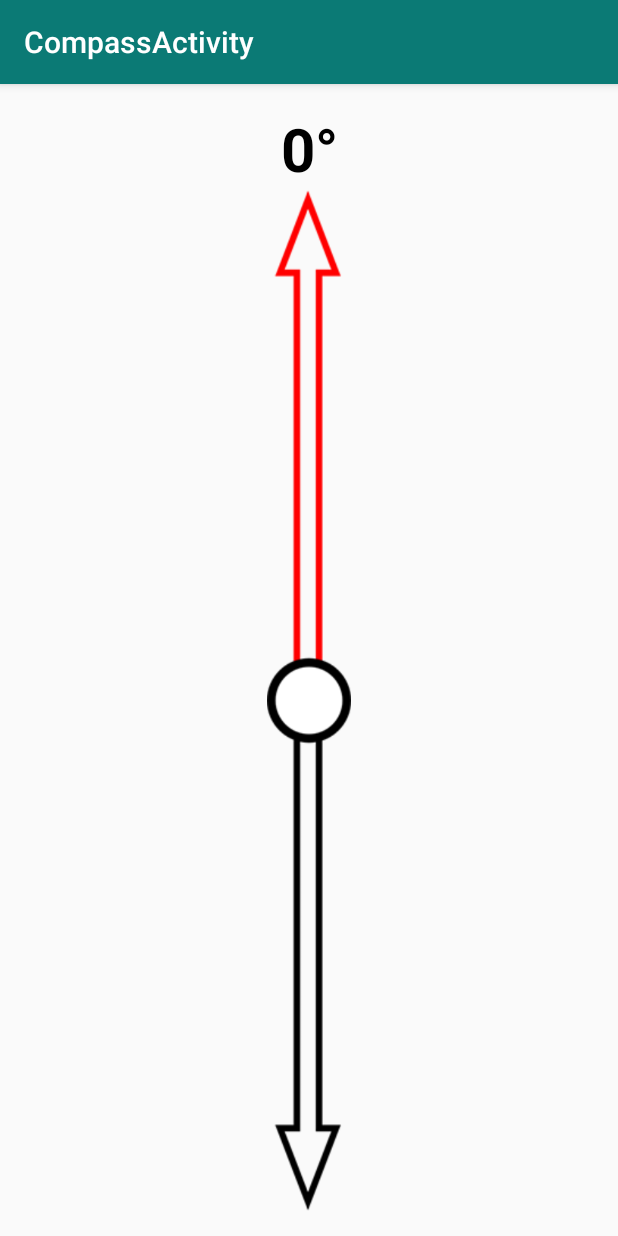
After one commit to Kaneda-prog/BrailleWheels, an Android app: the CompassActivity screen opened directly, with no data from a screen before it, on a phone screen of 412 x 824 dp. The commit adds this screen. Run offline under Robolectric (Android 15) with nearby library versions, the phone set to English and light mode, and no system bars.

Commit message:
lets do it

```diff
--- a/app/build.gradle
+++ b/app/build.gradle
@@ -29,6 +29,7 @@ dependencies {
     implementation fileTree(dir: 'libs', include: ['*.jar'])
     implementation 'androidx.appcompat:appcompat:1.0.2'
     implementation 'androidx.constraintlayout:constraintlayout:1.1.3'
+    implementation 'com.google.android.material:material:1.0.0'
     testImplementation 'junit:junit:4.12'
     androidTestImplementation 'androidx.test.ext:junit:1.1.0'
     androidTestImplementation 'androidx.test.espresso:espresso-core:3.1.1'
--- /dev/null
+++ b/app/src/main/java/com/example/myapplication/CompassActivity.java
@@ -0,0 +1,160 @@
+package com.example.myapplication;
+
+
+import android.content.Context;
+import android.content.DialogInterface;
+import android.hardware.Sensor;
+import android.hardware.SensorEvent;
+import android.hardware.SensorEventListener;
+import android.hardware.SensorManager;
+import android.os.Build;
+import android.os.Bundle;
+import android.os.VibrationEffect;
+import android.os.Vibrator;
+import android.widget.ImageView;
+import android.widget.TextView;
+
+import androidx.appcompat.app.AlertDialog;
+import androidx.appcompat.app.AppCompatActivity;
+
+public class CompassActivity extends AppCompatActivity implements SensorEventListener {
+
+    ImageView compass_img;
+    TextView txt_compass;
+    int mAzimuth;
+    private SensorManager mSensorManager;
+    private Sensor mRotationV, mAccelerometer, mMagnetometer;
+    boolean haveSensor = false, haveSensor2 = false;
+    float[] rMat = new float[9];
+    float[] orientation = new float[3];
+    private float[] mLastAccelerometer = new float[3];
+    private float[] mLastMagnetometer = new float[3];
+    private boolean mLastAccelerometerSet = false;
+    private boolean mLastMagnetometerSet = false;
+
+    @Override
+    protected void onCreate(Bundle savedInstanceState) {
+        super.onCreate(savedInstanceState);
+        setContentView(R.layout.activity_compass);
+
+        Vibrator v = (Vibrator) getSystemService(Context.VIBRATOR_SERVICE);
+
+        mSensorManager = (SensorManager) getSystemService(SENSOR_SERVICE);
+        compass_img = (ImageView) findViewById(R.id.img_compass);
+        txt_compass = (TextView) findViewById(R.id.txt_azimuth);
+
+        start();
+    }
+
+    @Override
+    public void onSensorChanged(SensorEvent event) {
+        if (event.sensor.getType() == Sensor.TYPE_ROTATION_VECTOR) {
+            SensorManager.getRotationMatrixFromVector(rMat, event.values);
+            mAzimuth = (int) (Math.toDegrees(SensorManager.getOrientation(rMat, orientation)[0]) + 360) % 360;
+        }
+
+        if (event.sensor.getType() == Sensor.TYPE_ACCELEROMETER) {
+            System.arraycopy(event.values, 0, mLastAccelerometer, 0, event.values.length);
+            mLastAccelerometerSet = true;
+        } else if (event.sensor.getType() == Sensor.TYPE_MAGNETIC_FIELD) {
+            System.arraycopy(event.values, 0, mLastMagnetometer, 0, event.values.length);
+            mLastMagnetometerSet = true;
+        }
+        if (mLastAccelerometerSet && mLastMagnetometerSet) {
+            SensorManager.getRotationMatrix(rMat, null, mLastAccelerometer, mLastMagnetometer);
+            SensorManager.getOrientation(rMat, orientation);
+            mAzimuth = (int) (Math.toDegrees(SensorManager.getOrientation(rMat, orientation)[0]) + 360) % 360;
+        }
+
+        mAzimuth = Math.round(mAzimuth);
+        compass_img.setRotation(-mAzimuth);
+
+        String where = "NW";
+
+        if (mAzimuth >= 350 || mAzimuth <= 10)
+            where = "N";
+        if (mAzimuth < 350 && mAzimuth > 280)
+            where = "NW";
+        if (mAzimuth <= 280 && mAzimuth > 260)
+            where = "W";
+        if (mAzimuth <= 260 && mAzimuth > 190)
+            where = "SW";
+        if (mAzimuth <= 190 && mAzimuth > 170)
+            where = "S";
+        if (mAzimuth <= 170 && mAzimuth > 100)
+            where = "SE";
+        if (mAzimuth <= 100 && mAzimuth > 80)
+            where = "E";
+        if (mAzimuth <= 80 && mAzimuth > 10)
+            where = "NE";
+
+
+        txt_compass.setText(mAzimuth + "° " + where);
+    }
+
+    @Override
+    public void onAccuracyChanged(Sensor sensor, int i) {
+
+    }
+
+    public void start() {
+        if (mSensorManager.getDefaultSensor(Sensor.TYPE_ROTATION_VECTOR) == null) {
+            if ((mSensorManager.getDefaultSensor(Sensor.TYPE_ACCELEROMETER) == null) || (mSensorManager.getDefaultSensor(Sensor.TYPE_MAGNETIC_FIELD) == null)) {
+                noSensorsAlert();
+            }
+            else {
+                mAccelerometer = mSensorManager.getDefaultSensor(Sensor.TYPE_ACCELEROMETER);
+                mMagnetometer = mSensorManager.getDefaultSensor(Sensor.TYPE_MAGNETIC_FIELD);
+                haveSensor = mSensorManager.registerListener(this, mAccelerometer, SensorManager.SENSOR_DELAY_UI);
+                haveSensor2 = mSensorManager.registerListener(this, mMagnetometer, SensorManager.SENSOR_DELAY_UI);
+            }
+        }
+        else{
+            mRotationV = mSensorManager.getDefaultSensor(Sensor.TYPE_ROTATION_VECTOR);
+            haveSensor = mSensorManager.registerListener(this, mRotationV, SensorManager.SENSOR_DELAY_UI);
+        }
+        Vibrator v = (Vibrator) getSystemService(Context.VIBRATOR_SERVICE);
+// Vibrate for 500 milliseconds
+        if (Build.VERSION.SDK_INT >= Build.VERSION_CODES.O) {
+            v.vibrate(VibrationEffect.createOneShot(500, VibrationEffect.DEFAULT_AMPLITUDE));
+        } else {
+            //deprecated in API 26
+            v.vibrate(500);
+        }
+    }
+
+    public void noSensorsAlert(){
+        AlertDialog.Builder alertDialog = new AlertDialog.Builder(this);
+        alertDialog.setMessage("Your device doesn't support the Compass.")
+                .setCancelable(false)
+                .setNegativeButton("Close",new DialogInterface.OnClickListener() {
+                    public void onClick(DialogInterface dialog, int id) {
+                        finish();
+                    }
+                });
+        alertDialog.show();
+    }
+
+    public void stop() {
+        if (haveSensor) {
+            mSensorManager.unregisterListener(this, mRotationV);
+        }
+        else {
+            mSensorManager.unregisterListener(this, mAccelerometer);
+            mSensorManager.unregisterListener(this, mMagnetometer);
+        }
+    }
+
+    @Override
+    protected void onPause() {
+        super.onPause();
+        stop();
+    }
+
+    @Override
+    protected void onResume() {
+        super.onResume();
+        start();
+    }
+
+}
--- a/app/src/main/java/com/example/myapplication/MainActivity.java
+++ b/app/src/main/java/com/example/myapplication/MainActivity.java
@@ -14,6 +14,7 @@ import android.net.Uri;
 import android.os.AsyncTask;
 import android.os.Build;
 import android.os.Bundle;
+
 import android.provider.Settings;
 import android.speech.RecognizerIntent;
 import android.util.Log;
@@ -105,7 +106,7 @@ public class MainActivity extends AppCompatActivity implements OnClickListener {
         myList.setOnItemClickListener(new AdapterView.OnItemClickListener() {
             @Override
             public void onItemClick(AdapterView<?> parent, View view, int position, long id) {
-                Intent in = new Intent(getApplicationContext(), RouteInfo.class);
+                Intent in = new Intent(getApplicationContext(), CompassActivity.class);
                 TextView firstEtape = view.findViewById(R.id.stopLocation0);
                 in.putExtra("firstStop",firstEtape.getText());
                 BUS_NUMBER = firstEtape.toString();
--- /dev/null
+++ b/app/src/main/res/layout/activity_compass.xml
@@ -0,0 +1,31 @@
+<?xml version="1.0" encoding="utf-8"?>
+<RelativeLayout
+    xmlns:android="http://schemas.android.com/apk/res/android"
+    xmlns:tools="http://schemas.android.com/tools"
+    android:id="@+id/activity_compass"
+    android:layout_width="match_parent"
+    android:layout_height="match_parent"
+    android:paddingLeft="@dimen/activity_horizontal_margin"
+    android:paddingRight="@dimen/activity_horizontal_margin"
+    android:paddingTop="@dimen/activity_vertical_margin"
+    android:paddingBottom="@dimen/activity_vertical_margin"
+    tools:context="com.example.myapplication.CompassActivity">
+
+    <TextView
+        android:layout_width="match_parent"
+        android:layout_height="wrap_content"
+        android:layout_centerHorizontal="true"
+        android:textAlignment="center"
+        android:textSize="40sp"
+        android:textColor="#000"
+        android:textStyle="bold"
+        android:text="0°"
+        android:id="@+id/txt_azimuth"/>
+
+    <ImageView
+        android:layout_width="match_parent"
+        android:layout_height="wrap_content"
+        android:src="@drawable/hands"
+        android:layout_below="@+id/txt_azimuth"
+        android:id="@+id/img_compass"/>
+</RelativeLayout>
--- /dev/null
+++ b/app/src/main/res/values/dimens.xml
@@ -0,0 +1,5 @@
+<resources>
+    <!-- Default screen margins, per the Android Design guidelines. -->
+    <dimen name="activity_horizontal_margin">16dp</dimen>
+    <dimen name="activity_vertical_margin">16dp</dimen>
+</resources>
```
Also changed, not shown: app/src/main/AndroidManifest.xml (+7 -4 lines), app/src/main/res/layout/content_compass.xml (added, +11 -0 lines), app/src/main/res/values/strings.xml (+13 -0 lines), app/src/main/res/values/styles.xml (+9 -0 lines), app/src/main/res/drawable-v24/dial.png (added), app/src/main/res/drawable-v24/hands.png (added).
